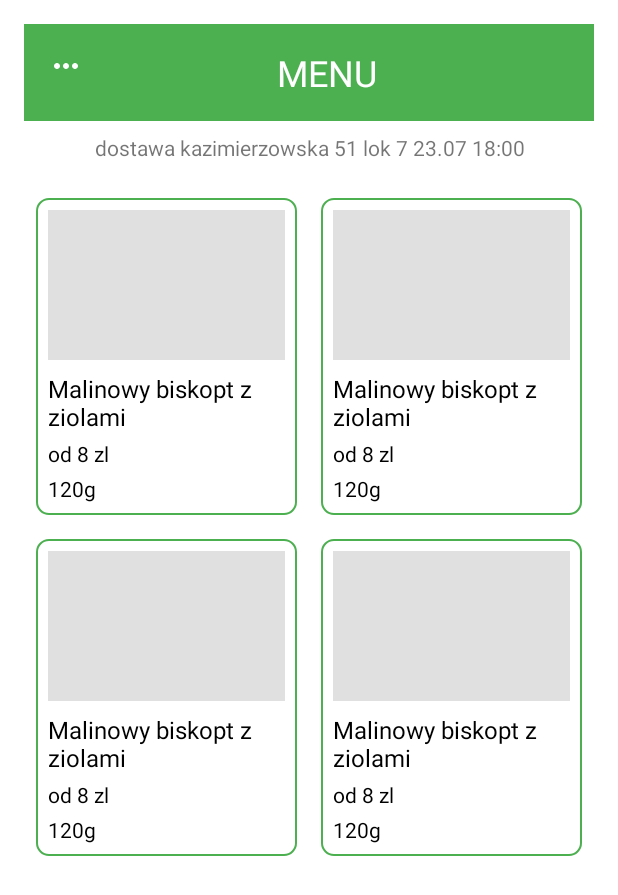
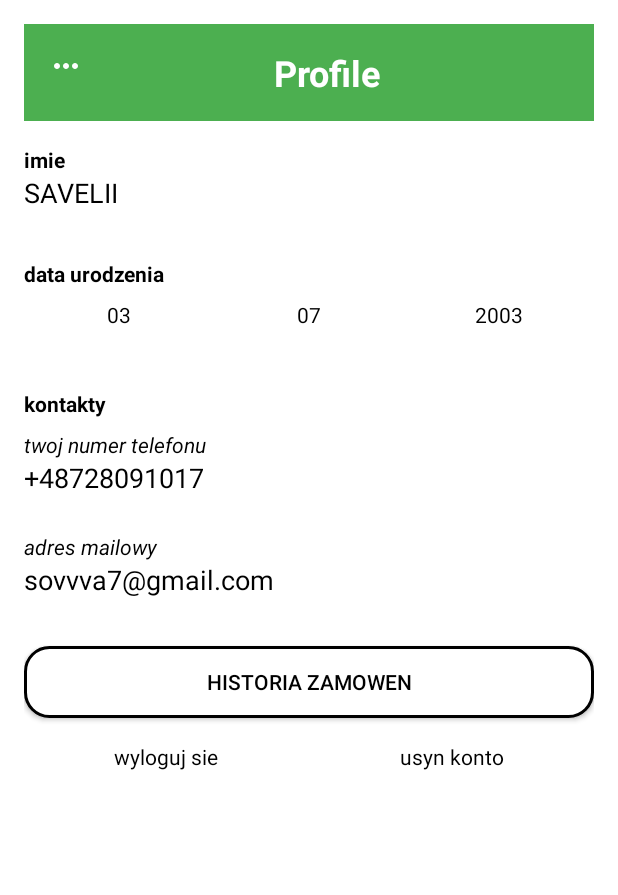
Before and after one commit to omlaut/omlaut_mobile_app, an Android app built with Jetpack Compose: the MenuActivity screen opened directly, with no data from a screen before it, in the side drawer, after a tap on "profile", on a phone screen of 412 x 824 dp. Shown: the top 895 px of the screen. Run offline under Robolectric (Android 15) with nearby library versions, the phone set to English and light mode, and no system bars.

Commit message:
Add more functions

```diff
--- a/app/build.gradle.kts
+++ b/app/build.gradle.kts
@@ -1,6 +1,7 @@
 plugins {
     alias(libs.plugins.android.application)
     alias(libs.plugins.jetbrains.kotlin.android)
+    id("com.google.gms.google-services")
 }
 
 android {
@@ -74,5 +75,8 @@ dependencies {
     implementation(libs.google.maps)
     implementation(libs.play.services.location)
     implementation(libs.places)
+    implementation(platform(libs.firebase.bom))
+    implementation(libs.firebase.analytics)
+    implementation(libs.firebase.messaging)
 
 }
--- a/app/src/main/java/com/example/omlaut_mobile_app/MenuActivity.kt
+++ b/app/src/main/java/com/example/omlaut_mobile_app/MenuActivity.kt
@@ -1,7 +1,7 @@
 package com.example.omlaut_mobile_app
 
+import android.content.Intent
 import android.os.Bundle
-import android.view.Gravity
 import android.widget.ImageButton
 import androidx.appcompat.app.AppCompatActivity
 import androidx.core.view.GravityCompat
@@ -47,7 +47,9 @@ class MenuActivity : AppCompatActivity() {
                     true
                 }
                 R.id.nav_profile -> {
-                    // Логика перехода на страницу профиля
+                    // Переход на страницу профиля
+                    val intent = Intent(this, ProfileActivity::class.java)
+                    startActivity(intent)
                     true
                 }
                 R.id.nav_language -> {
--- /dev/null
+++ b/app/src/main/java/com/example/omlaut_mobile_app/MyFirebaseMessagingService.kt
@@ -0,0 +1,54 @@
+package com.example.omlaut_mobile_app
+
+import android.app.NotificationChannel
+import android.app.NotificationManager
+import android.app.PendingIntent
+import android.content.Context
+import android.content.Intent
+import android.os.Build
+import android.util.Log
+import androidx.core.app.NotificationCompat
+import com.google.firebase.messaging.FirebaseMessagingService
+import com.google.firebase.messaging.RemoteMessage
+
+class MyFirebaseMessagingService : FirebaseMessagingService() {
+
+    override fun onMessageReceived(remoteMessage: RemoteMessage) {
+        super.onMessageReceived(remoteMessage)
+        Log.d("FCM Message", "From: ${remoteMessage.from}")
+        remoteMessage.notification?.let {
+            Log.d("FCM Message", "Notification Message Body: ${it.body}")
+            sendNotification(it.title, it.body)
+        }
+    }
+
+    override fun onNewToken(token: String) {
+        super.onNewToken(token)
+        Log.d("FCM Token", "Refreshed token: $token")
+        // Здесь вы можете отправить новый токен на ваш сервер, если нужно
+    }
+
+    private fun sendNotification(title: String?, message: String?) {
+        val intent = Intent(this, MainActivity::class.java).apply {
+            flags = Intent.FLAG_ACTIVITY_CLEAR_TOP
+        }
+        val pendingIntent = PendingIntent.getActivity(this, 0, intent, PendingIntent.FLAG_ONE_SHOT or PendingIntent.FLAG_IMMUTABLE)
+
+        val channelId = "default_channel_id"
+        val notificationBuilder = NotificationCompat.Builder(this, channelId)
+            .setSmallIcon(R.drawable.ic_notification)
+            .setContentTitle(title)
+            .setContentText(message)
+            .setAutoCancel(true)
+            .setContentIntent(pendingIntent)
+
+        val notificationManager = getSystemService(Context.NOTIFICATION_SERVICE) as NotificationManager
+
+        if (Build.VERSION.SDK_INT >= Build.VERSION_CODES.O) {
+            val channel = NotificationChannel(channelId, "Channel human readable title", NotificationManager.IMPORTANCE_DEFAULT)
+            notificationManager.createNotificationChannel(channel)
+        }
+
+        notificationManager.notify(0, notificationBuilder.build())
+    }
+}
--- /dev/null
+++ b/app/src/main/java/com/example/omlaut_mobile_app/ProfileActivity.kt
@@ -0,0 +1,57 @@
+package com.example.omlaut_mobile_app
+
+import android.os.Bundle
+import androidx.appcompat.app.AppCompatActivity
+import android.widget.Button
+import android.widget.ImageButton
+import android.widget.TextView
+import android.widget.Toast
+
+class ProfileActivity : AppCompatActivity() {
+
+    override fun onCreate(savedInstanceState: Bundle?) {
+        super.onCreate(savedInstanceState)
+        setContentView(R.layout.activity_profile)
+
+        // Получение ссылок на элементы интерфейса
+        val profileName: TextView = findViewById(R.id.profile_name)
+        val profileBirthDay: TextView = findViewById(R.id.profile_birth_day)
+        val profileBirthMonth: TextView = findViewById(R.id.profile_birth_month)
+        val profileBirthYear: TextView = findViewById(R.id.profile_birth_year)
+        val profilePhone: TextView = findViewById(R.id.profile_phone)
+        val profileEmail: TextView = findViewById(R.id.profile_email)
+        val orderHistoryButton: Button = findViewById(R.id.profile_order_history_button)
+        val logoutButton: TextView = findViewById(R.id.logout_button)
+        val deleteAccountButton: TextView = findViewById(R.id.delete_account_button)
+        val menuButton: ImageButton = findViewById(R.id.menu_button)
+
+        // Установка тестовых данных
+        profileName.text = "SAVELII"
+        profileBirthDay.text = "03"
+        profileBirthMonth.text = "07"
+        profileBirthYear.text = "2003"
+        profilePhone.text = "+48728091017"
+        profileEmail.text = "sovvva7@gmail.com"
+
+        // Добавление обработчиков для кнопок
+        orderHistoryButton.setOnClickListener {
+            Toast.makeText(this, "История заказов", Toast.LENGTH_SHORT).show()
+            // Логика для открытия истории заказов
+        }
+
+        logoutButton.setOnClickListener {
+            Toast.makeText(this, "Выход из аккаунта", Toast.LENGTH_SHORT).show()
+            // Логика для выхода из аккаунта
+        }
+
+        deleteAccountButton.setOnClickListener {
+            Toast.makeText(this, "Удаление аккаунта", Toast.LENGTH_SHORT).show()
+            // Логика для удаления аккаунта
+        }
+
+        menuButton.setOnClickListener {
+            // Логика для открытия бокового меню
+            Toast.makeText(this, "Открытие меню", Toast.LENGTH_SHORT).show()
+        }
+    }
+}
--- /dev/null
+++ b/app/src/main/res/drawable/button_background.xml
@@ -0,0 +1,6 @@
+<?xml version="1.0" encoding="utf-8"?>
+<shape xmlns:android="http://schemas.android.com/apk/res/android">
+    <solid android:color="@android:color/white"/>
+    <corners android:radius="16dp"/>
+    <stroke android:width="2dp" android:color="@android:color/black"/>
+</shape>
--- /dev/null
+++ b/app/src/main/res/drawable/ic_notification.xml
@@ -0,0 +1,9 @@
+<vector xmlns:android="http://schemas.android.com/apk/res/android"
+    android:width="24dp"
+    android:height="24dp"
+    android:viewportWidth="24"
+    android:viewportHeight="24">
+    <path
+        android:fillColor="#000000"
+        android:pathData="M12,2A10,10 0,0 0,2 12A10,10 0,0 0,12 22A10,10 0,0 0,22 12A10,10 0,0 0,12 2M11,17H13V15H11V17M11,13H13V7H11V13Z"/>
+</vector>
--- /dev/null
+++ b/app/src/main/res/drawable/ic_profile.xml
@@ -0,0 +1,9 @@
+<vector xmlns:android="http://schemas.android.com/apk/res/android"
+    android:width="24dp"
+    android:height="24dp"
+    android:viewportWidth="24"
+    android:viewportHeight="24">
+    <path
+        android:fillColor="#000000"
+        android:pathData="M12,12a5,5 0 1,0 -5,-5a5,5 0 0,0 5,5zm0,2c-3.33,0 -10,1.67 -10,5v3h20v-3c0,-3.33 -6.67,-5 -10,-5z"/>
+</vector>
--- /dev/null
+++ b/app/src/main/res/layout/activity_profile.xml
@@ -0,0 +1,181 @@
+<?xml version="1.0" encoding="utf-8"?>
+<LinearLayout xmlns:android="http://schemas.android.com/apk/res/android"
+    android:layout_width="match_parent"
+    android:layout_height="match_parent"
+    android:orientation="vertical"
+    android:padding="16dp"
+    android:background="@android:color/white">
+
+    <LinearLayout
+        android:layout_width="match_parent"
+        android:layout_height="wrap_content"
+        android:orientation="horizontal"
+        android:background="#4CAF50"
+        android:padding="16dp">
+
+        <ImageButton
+            android:id="@+id/menu_button"
+            android:layout_width="wrap_content"
+            android:layout_height="wrap_content"
+            android:background="?attr/selectableItemBackgroundBorderless"
+            android:src="@drawable/baseline_more_horiz_24"
+            android:contentDescription="Menu"
+            android:layout_gravity="start" />
+
+        <TextView
+            android:layout_width="0dp"
+            android:layout_height="wrap_content"
+            android:layout_weight="1"
+            android:text="Profile"
+            android:textColor="@android:color/white"
+            android:textStyle="bold"
+            android:textSize="24sp"
+            android:gravity="center" />
+    </LinearLayout>
+
+    <TextView
+        android:layout_width="match_parent"
+        android:layout_height="wrap_content"
+        android:text="imie"
+        android:textStyle="bold"
+        android:layout_marginTop="16dp"
+        android:textColor="@android:color/black"/>
+
+    <TextView
+        android:id="@+id/profile_name"
+        android:layout_width="match_parent"
+        android:layout_height="wrap_content"
+        android:text="SAVELII"
+        android:textSize="18sp"
+        android:layout_marginBottom="16dp"
+        android:background="@null"
+        android:textColor="@android:color/black"/>
+
+    <TextView
+        android:layout_width="match_parent"
+        android:layout_height="wrap_content"
+        android:text="data urodzenia"
+        android:textStyle="bold"
+        android:layout_marginTop="16dp"
+        android:textColor="@android:color/black"/>
+
+    <LinearLayout
+        android:layout_width="match_parent"
+        android:layout_height="wrap_content"
+        android:orientation="horizontal"
+        android:layout_marginBottom="16dp">
+
+        <TextView
+            android:id="@+id/profile_birth_day"
+            android:layout_width="0dp"
+            android:layout_height="wrap_content"
+            android:layout_weight="1"
+            android:text="03"
+            android:background="@null"
+            android:textColor="@android:color/black"
+            android:gravity="center"
+            android:padding="8dp"/>
+
+        <TextView
+            android:id="@+id/profile_birth_month"
+            android:layout_width="0dp"
+            android:layout_height="wrap_content"
+            android:layout_weight="1"
+            android:text="07"
+            android:background="@null"
+            android:textColor="@android:color/black"
+            android:gravity="center"
+            android:padding="8dp"/>
+
+        <TextView
+            android:id="@+id/profile_birth_year"
+            android:layout_width="0dp"
+            android:layout_height="wrap_content"
+            android:layout_weight="1"
+            android:text="2003"
+            android:background="@null"
+            android:textColor="@android:color/black"
+            android:gravity="center"
+            android:padding="8dp"/>
+    </LinearLayout>
+
+    <TextView
+        android:layout_width="match_parent"
+        android:layout_height="wrap_content"
+        android:text="kontakty"
+        android:textStyle="bold"
+        android:layout_marginTop="16dp"
+        android:textColor="@android:color/black"/>
+
+    <TextView
+        android:layout_width="match_parent"
+        android:layout_height="wrap_content"
+        android:text="twoj numer telefonu"
+        android:textStyle="italic"
+        android:layout_marginTop="8dp"
+        android:textColor="@android:color/black"/>
+
+    <TextView
+        android:id="@+id/profile_phone"
+        android:layout_width="match_parent"
+        android:layout_height="wrap_content"
+        android:text="+48728091017"
+        android:textSize="18sp"
+        android:layout_marginBottom="16dp"
+        android:background="@null"
+        android:textColor="@android:color/black"/>
+
+    <TextView
+        android:layout_width="match_parent"
+        android:layout_height="wrap_content"
+        android:text="adres mailowy"
+        android:textStyle="italic"
+        android:layout_marginTop="8dp"
+        android:textColor="@android:color/black"/>
+
+    <TextView
+        android:id="@+id/profile_email"
+        android:layout_width="match_parent"
+        android:layout_height="wrap_content"
+        android:text="sovvva7@gmail.com"
+        android:textSize="18sp"
+        android:layout_marginBottom="16dp"
+        android:background="@null"
+        android:textColor="@android:color/black"/>
+
+    <Button
+        android:id="@+id/profile_order_history_button"
+        android:layout_width="match_parent"
+        android:layout_height="wrap_content"
+        android:text="historia zamowen"
+        android:background="@drawable/button_background"
+        android:textColor="@android:color/black"
+        android:layout_marginTop="16dp"
+        android:layout_marginBottom="16dp"/>
+
+    <LinearLayout
+        android:layout_width="match_parent"
+        android:layout_height="wrap_content"
+        android:orientation="horizontal"
+        android:layout_marginBottom="16dp">
+
+        <TextView
+            android:id="@+id/logout_button"
+            android:layout_width="0dp"
+            android:layout_height="wrap_content"
+            android:text="wyloguj sie"
+            android:textColor="@android:color/black"
+            android:layout_weight="1"
+            android:gravity="center"/>
+
+        <TextView
+            android:id="@+id/delete_account_button"
+            android:layout_width="0dp"
+            android:layout_height="wrap_content"
+            android:text="usyn konto"
+            android:textColor="@android:color/black"
+            android:layout_weight="1"
+            android:gravity="center"/>
+    </LinearLayout>
+
+</LinearLayout>
--- a/build.gradle.kts
+++ b/build.gradle.kts
@@ -2,4 +2,5 @@
 plugins {
     alias(libs.plugins.android.application) apply false
     alias(libs.plugins.jetbrains.kotlin.android) apply false
+    id("com.google.gms.google-services") version "4.4.2" apply false
 }
```
Also changed, not shown: app/src/main/AndroidManifest.xml (+11 -0 lines), gradle/libs.versions.toml (+8 -0 lines), 1 other file.
